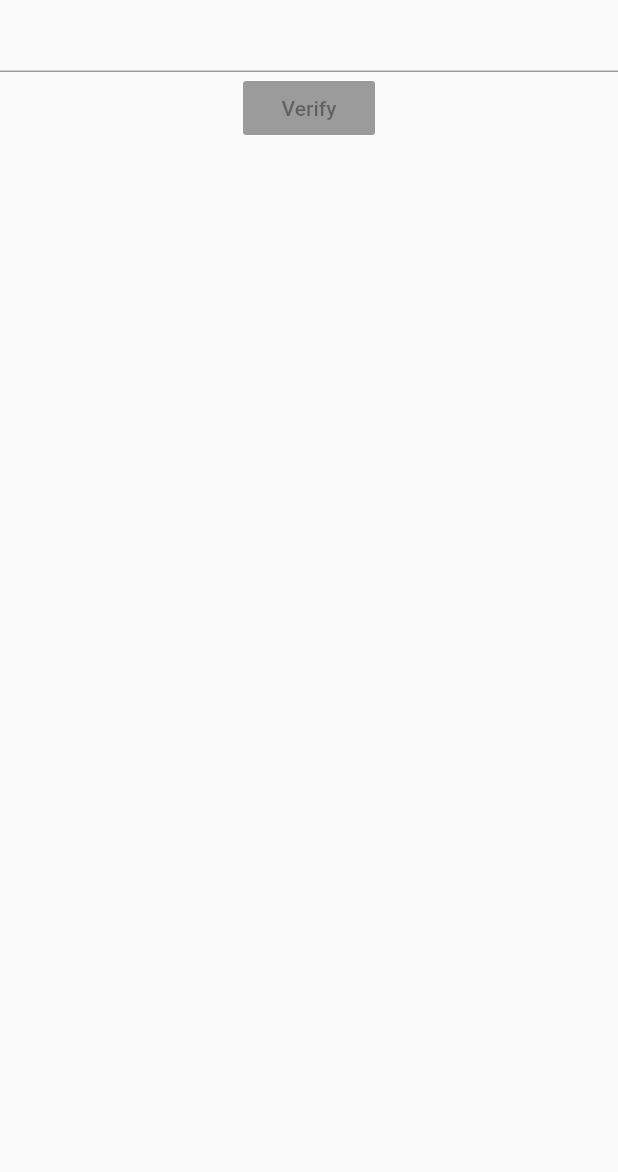
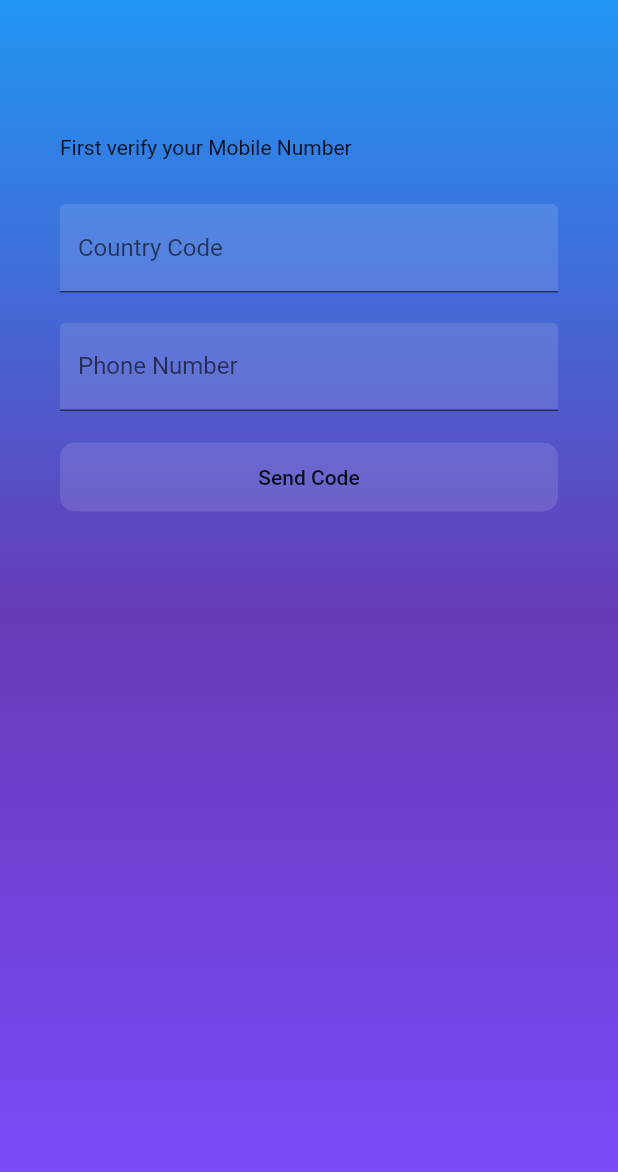
Before and after one commit to Deepak2299/bodmoo, a Flutter app: the PhoneVerification screen opened directly, on a phone screen of 412 x 824 dp. Shown: the top 1172 px of the screen. Run offline on Flutter 3.47's test engine with Material 2 defaults, Android fonts, the phone set to English and light mode, and no system bars; our stand-ins replace badges, firebase_analytics, firebase_auth, fluttertoast, shimmer; accounts and stored records are empty.

Commit message:
add phone verification

```diff
--- a/lib/Screens/login/phoneVerification.dart
+++ b/lib/Screens/login/phoneVerification.dart
@@ -1,3 +1,4 @@
+import 'package:bodmoo/methods/firebaseMethds/firebaseMethods.dart';
 import 'package:flutter/material.dart';
 
 class PhoneVerification extends StatefulWidget {
@@ -7,21 +8,144 @@ class PhoneVerification extends StatefulWidget {
 
 class _PhoneVerificationState extends State<PhoneVerification> {
   TextEditingController phoneController = TextEditingController();
-  @override
+
+  GlobalKey<FormState> _formKey = GlobalKey<FormState>();
+
+  TextEditingController codeController = TextEditingController();
+
+  FocusNode phoneNode = FocusNode();
+  FocusNode codeNode = FocusNode();
   Widget build(BuildContext context) {
     return SafeArea(
       child: Scaffold(
-        body: Column(
-          children: <Widget>[
-            Flexible(
-              child: TextFormField(
-                controller: phoneController,
+        resizeToAvoidBottomInset: false,
+        body: GestureDetector(
+          onTap: () {
+            FocusScope.of(context).unfocus();
+          },
+          child: Container(
+            padding: const EdgeInsets.all(40),
+            height: MediaQuery.of(context).size.height,
+            decoration: BoxDecoration(
+                gradient: LinearGradient(
+                    begin: Alignment.topCenter,
+                    end: Alignment.bottomCenter,
+                    colors: [
+                  Colors.blue,
+                  Colors.deepPurple,
+                  Colors.deepPurpleAccent
+                ])),
+            child: Form(
+              key: _formKey,
+              child: ListView(
+                physics: ScrollPhysics(),
+                shrinkWrap: true,
+                children: <Widget>[
+                  SizedBox(
+                    height: 50,
+                  ),
+                  Text(
+                    'First verify your Mobile Number',
+//                    style: signStyle,
+                  ),
+                  SizedBox(
+                    height: 30,
+                  ),
+                  TextFormField(
+                    controller: codeController,
+                    focusNode: codeNode,
+                    validator: (String code) {
+                      code = code.trim();
+                      if (code.isEmpty)
+                        return "Enter Country Code";
+                      else {
+                        if (code.length > 2 || code.length < 1)
+                          return "Check Country Code";
+                      }
+                    },
+                    cursorColor: Colors.white,
+                    keyboardType: TextInputType.number,
+                    textInputAction: TextInputAction.next,
+                    onFieldSubmitted: (value) {
+                      FocusScope.of(context).requestFocus(phoneNode);
+                    },
+//                    style: labelStyle,
+                    decoration: InputDecoration(
+                        hintText: "91",
+                        labelText: "Country Code",
+//                        labelStyle: labelStyle,
+//                        enabledBorder: labelBorder,
+//                        focusedBorder: labelBorder,
+//                        errorBorder: errorBorder,
+//                        border: labelBorder,
+//                        errorStyle: errorStyle,
+                        filled: true,
+                        fillColor: Colors.white12),
+                  ),
+                  SizedBox(height: 20),
+                  TextFormField(
+                    controller: phoneController,
+                    focusNode: phoneNode,
+                    validator: (String phone) {
+                      phone = phone.trim();
+                      if (phone.isEmpty)
+                        return "Enter Phone Number";
+                      else {
+                        if (phone.length != 10)
+                          return "Enter PhoneNumber with 10digits";
+                      }
+                    },
+                    cursorColor: Colors.white,
+                    keyboardType: TextInputType.number,
+                    textInputAction: TextInputAction.done,
+                    onFieldSubmitted: (value) {
+                      FocusScope.of(context).unfocus();
+                    },
+//                    style: labelStyle,
+                    decoration: InputDecoration(
+                      labelText: "Phone Number",
+//                      labelStyle: labelStyle,
+//                      enabledBorder: labelBorder,
+//                      focusedBorder: labelBorder,
+//                      errorBorder: errorBorder,
+//                      border: labelBorder,
+//                      errorStyle: errorStyle,
+                      filled: true,
+                      fillColor: Colors.white12,
+                    ),
+                  ),
+                  SizedBox(
+                    height: 20,
+                  ),
+                  FlatButton(
+                    shape: RoundedRectangleBorder(
+                        borderRadius: BorderRadius.circular(10)),
+                    color: Colors.white12,
+                    child: Padding(
+                      padding: const EdgeInsets.symmetric(vertical: 15),
+                      child: Text(
+                        'Send Code',
+//                        style: signStyle,
+                      ),
+                    ),
+                    onPressed: () async {
+                      FocusScope.of(context).unfocus();
+                      if (_formKey.currentState.validate()) {
+                        phoneController.text = phoneController.text.trim();
+                        codeController.text = codeController.text.trim();
+                        print(phoneController.text + " " + codeController.text);
+                        String phoneNumber = "+" +
+                            codeController.text.trim() +
+                            phoneController.text.trim();
+                        sendCodeToPhoneNumber(
+                            phonenumber: phoneNumber, context: context);
+                      }
+                    },
+                  ),
+                ],
               ),
             ),
-            RaisedButton(
-              child: Text("Verify"),
-            )
-          ],
+          ),
         ),
       ),
     );
--- a/lib/main.dart
+++ b/lib/main.dart
@@ -1,3 +1,4 @@
+import 'package:bodmoo/Screens/login/phoneVerification.dart';
 import 'package:bodmoo/main_screen.dart';
 import 'package:bodmoo/providers/ScreenProvider.dart';
 import 'package:flutter/material.dart';
@@ -24,7 +25,7 @@ class MyApp extends StatelessWidget {
         primarySwatch: Colors.blue,
         visualDensity: VisualDensity.adaptivePlatformDensity,
       ),
-      home: MainScreen(),
+      home: PhoneVerification(),
     );
   }
 }
--- a/pubspec.yaml
+++ b/pubspec.yaml
@@ -21,6 +21,7 @@ dependencies:
   shimmer:
   provider:
   badges: 1.0.0
+  fluttertoast:
 
 #  LOGIN
   firebase_analytics: ^5.0.15
```
Also changed, not shown: lib/methods/firebaseMethds/firebaseMethods.dart (+39 -20 lines), lib/widgets/toastWidget.dart (added, +13 -0 lines), pubspec.lock.
